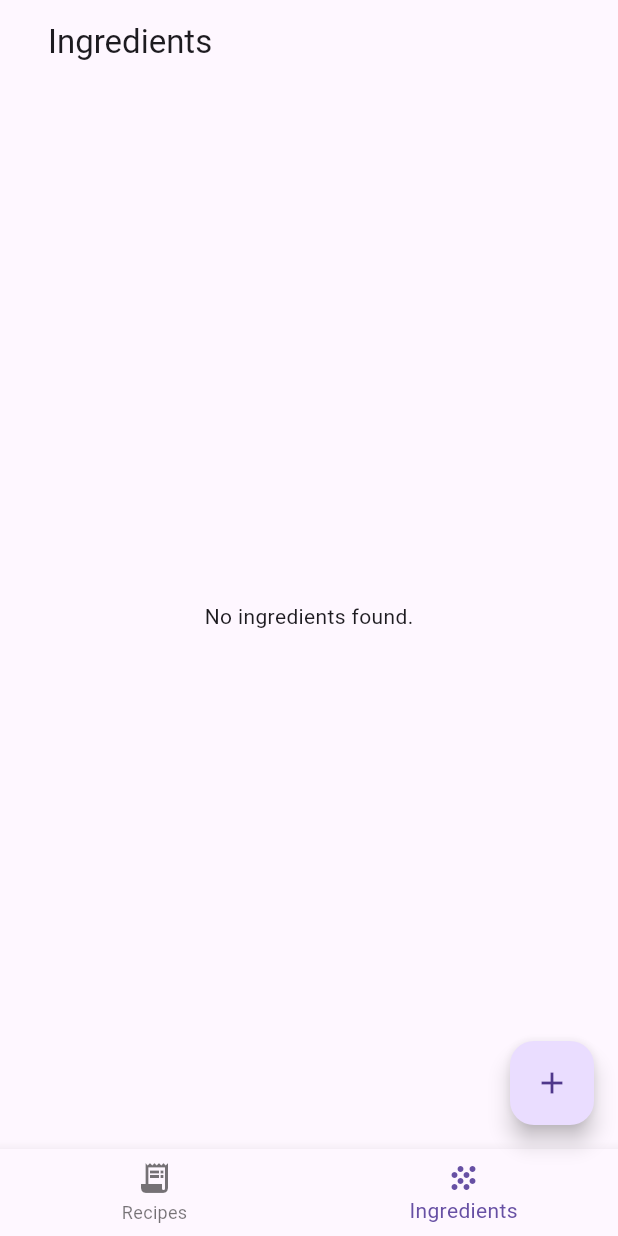
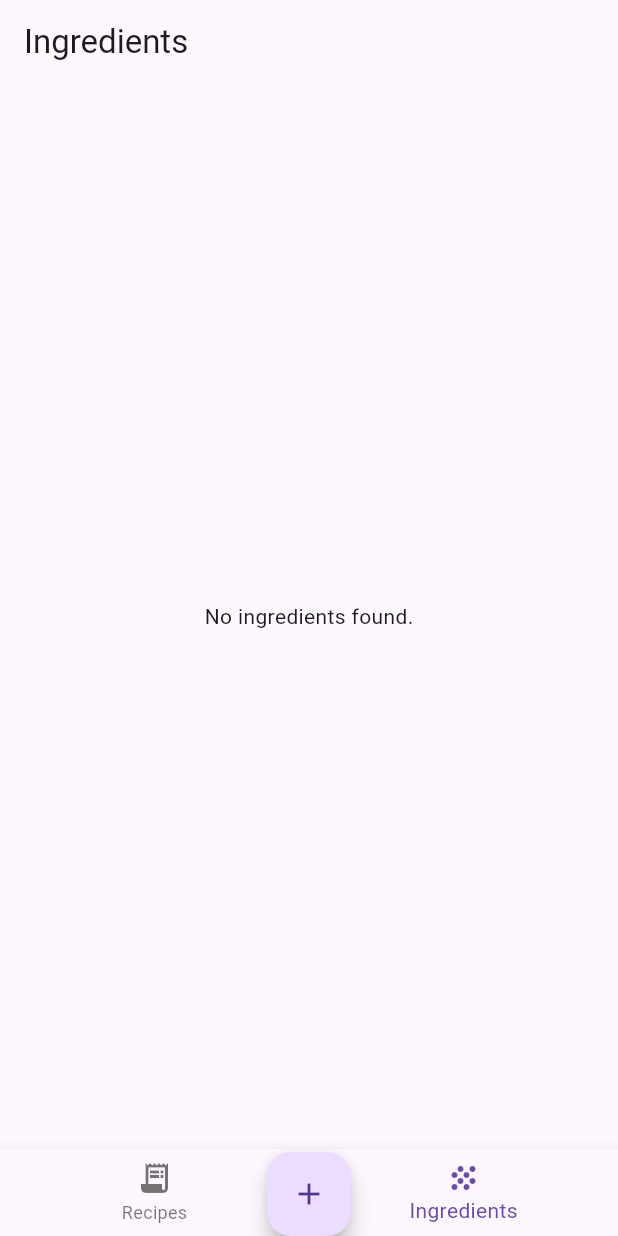
Before and after one commit to nehemiasmunoz/alchemist_arsenal, a Flutter app: the screen it shows after launch, item 2 of the bottom bar chosen, on a phone screen of 412 x 824 dp. Run offline on Flutter 3.47's test engine with Material 3 defaults, Android fonts, the phone set to English and light mode, and no system bars; our stand-ins replace drift, drift_flutter; accounts and stored records are empty; generated files the repository leaves out were written again.

Commit message:
fix: navegacion entre pantallas

```diff
--- a/lib/config/routes/routes_app.dart
+++ b/lib/config/routes/routes_app.dart
@@ -2,10 +2,12 @@ import 'package:alchemist_arsenal/presentation/screens.dart';
 import 'package:flutter/material.dart';
 
 class RoutesApp extends ChangeNotifier {
-  static String initialRoute = routes.keys.first;
-
+  bool _optionsVisibility = false;
+  bool get optionsVisibility => _optionsVisibility;
   int _screenIndex = 0;
   int get screenIndex => _screenIndex;
+  String get screenTitle => items[_screenIndex].label!;
+
   static List<BottomNavigationBarItem> items = [
     BottomNavigationBarItem(icon: Icon(Icons.receipt_long), label: "Recipes"),
     BottomNavigationBarItem(icon: Icon(Icons.grain), label: "Ingredients"),
@@ -13,12 +15,14 @@ class RoutesApp extends ChangeNotifier {
 
   static List<Widget> screens = [RecipesListScreen(), IngredientsListScreen()];
 
-  static final Map<String, Widget Function(BuildContext)> routes = {
-    "home": (ctx) => HomeScreen(),
-  };
+  void changeOptionsVisibility(bool? state) {
+    _optionsVisibility = state ?? !_optionsVisibility;
+    notifyListeners();
+  }
 
   void setScreenIndex(int index) {
     _screenIndex = index;
+    changeOptionsVisibility(false);
     notifyListeners();
   }
 }
--- a/lib/data/daos/recipe_ingredient/recipe_ingredient_dao.dart
+++ b/lib/data/daos/recipe_ingredient/recipe_ingredient_dao.dart
@@ -8,8 +8,4 @@ part 'recipe_ingredient_dao.g.dart';
 class RecipeIngredientDao extends DatabaseAccessor<AppDatabase>
     with _$RecipeIngredientDaoMixin {
   RecipeIngredientDao(super.attachedDatabase);
-
-  Future<List<Ingredient>> getIngredientsFromRecipeId(int id) {
-    return (select(recipeIngredient)..where((i) => i.recipeId == id)).get();
-  }
 }
--- a/lib/main.dart
+++ b/lib/main.dart
@@ -3,6 +3,7 @@ import 'package:alchemist_arsenal/data/daos/daos.dart';
 import 'package:alchemist_arsenal/data/source/sqlite/app_database.dart';
 import 'package:alchemist_arsenal/domain/repository/repositories.dart';
 import 'package:alchemist_arsenal/presentation/ingredient/provider/ingredient_provider.dart';
+import 'package:alchemist_arsenal/presentation/screens.dart';
 import 'package:flutter/material.dart';
 import 'package:provider/provider.dart';
 
@@ -13,10 +14,8 @@ void main() {
   runApp(
     MultiProvider(
       providers: [
+        Provider(create: (_) => IngredientProvider(ingredientRepository)),
         ChangeNotifierProvider(create: (_) => RoutesApp()),
-        ChangeNotifierProvider(
-          create: (_) => IngredientProvider(ingredientRepository),
-        ),
       ],
       child: const MainApp(),
     ),
@@ -28,9 +27,6 @@ class MainApp extends StatelessWidget {
 
   @override
   Widget build(BuildContext context) {
-    return MaterialApp(
-      initialRoute: RoutesApp.initialRoute,
-      routes: RoutesApp.routes,
-    );
+    return MaterialApp(home: HomeScreen());
   }
 }
--- a/lib/presentation/home/home_screen.dart
+++ b/lib/presentation/home/home_screen.dart
@@ -1,5 +1,4 @@
 import 'package:alchemist_arsenal/config/routes/routes_app.dart';
-import 'package:alchemist_arsenal/presentation/screens.dart';
 import 'package:alchemist_arsenal/presentation/widgets/widgets.dart';
 import 'package:flutter/material.dart';
 import 'package:provider/provider.dart';
@@ -11,17 +10,13 @@ class HomeScreen extends StatelessWidget {
   Widget build(BuildContext context) {
     var screenProvider = context.watch<RoutesApp>();
     return Scaffold(
+      appBar: AppBar(title: Text(screenProvider.screenTitle)),
       body: Padding(
         padding: EdgeInsetsGeometry.symmetric(horizontal: 16.0),
         child: RoutesApp.screens[screenProvider.screenIndex],
       ),
-      floatingActionButton: FloatingActionButton(
-        onPressed: () => showAdaptiveDialog(
-          builder: (context) => CreateIngredient(),
-          context: context,
-        ),
-        child: Icon(Icons.add),
-      ),
+      floatingActionButton: CustomFloatingButton(),
+      floatingActionButtonLocation: FloatingActionButtonLocation.centerDocked,
       bottomNavigationBar: CustomBottomNavigationBar(),
     );
   }
--- a/lib/presentation/ingredient/provider/ingredient_provider.dart
+++ b/lib/presentation/ingredient/provider/ingredient_provider.dart
@@ -1,9 +1,8 @@
 import 'package:alchemist_arsenal/data/source/sqlite/app_database.dart';
 import 'package:alchemist_arsenal/domain/repository/repositories.dart';
 import 'package:drift/drift.dart';
-import 'package:flutter/material.dart';
 
-class IngredientProvider extends ChangeNotifier {
+class IngredientProvider {
   final IngredientRepository _ingredientRepo;
   IngredientData? recentDeletedIngredient;
   IngredientProvider(IngredientRepository ingredientRepo)
--- a/lib/presentation/screens.dart
+++ b/lib/presentation/screens.dart
@@ -1,6 +1,5 @@
 export 'package:alchemist_arsenal/presentation/recipe/screens/recipe_list_screen.dart';
 export 'package:alchemist_arsenal/presentation/ingredient/screens/list/ingredients_list_screen.dart';
 export 'package:alchemist_arsenal/presentation/ingredient/screens/forms/ingredient_form.dart';
-export 'package:alchemist_arsenal/presentation/ingredient/screens/forms/edit/edit_ingredient_screen.dart';
-export 'package:alchemist_arsenal/presentation/ingredient/screens/forms/create/create_ingredient.dart';
+export 'package:alchemist_arsenal/presentation/ingredient/screens/forms/create_edit_ingredient_screen.dart';
 export 'package:alchemist_arsenal/presentation/home/home_screen.dart';
--- /dev/null
+++ b/lib/presentation/widgets/custom_floating_button.dart
@@ -0,0 +1,54 @@
+import 'package:alchemist_arsenal/config/routes/routes_app.dart';
+import 'package:alchemist_arsenal/presentation/screens.dart';
+import 'package:flutter/material.dart';
+import 'package:provider/provider.dart';
+
+class CustomFloatingButton extends StatelessWidget {
+  const CustomFloatingButton({super.key});
+
+  @override
+  Widget build(BuildContext context) {
+    var size = MediaQuery.sizeOf(context);
+
+    return Padding(
+      padding: EdgeInsetsGeometry.symmetric(horizontal: 16.0),
+      child: Container(
+        child: Column(
+          mainAxisAlignment: MainAxisAlignment.end,
+          crossAxisAlignment: CrossAxisAlignment.center,
+          // mainAxisSize: MainAxisSize.min,
+          children: [
+            Visibility(
+              visible: context.read<RoutesApp>().optionsVisibility,
+              child: Row(
+                mainAxisAlignment: MainAxisAlignment.spaceBetween,
+                spacing: size.width * .05,
+                children: [
+                  ElevatedButton(onPressed: null, child: Text("New Recipe")),
+                  ElevatedButton(
+                    onPressed: () {
+                      Navigator.push(
+                        context,
+                        MaterialPageRoute(
+                          builder: (ctx) => CreateEditIngredientScreen(),
+                        ),
+                      );
+                      context.read<RoutesApp>().changeOptionsVisibility(false);
+                    },
+                    child: Text("New Ingredient"),
+                  ),
+                ],
+              ),
+            ),
+            SizedBox(height: size.height * .02),
+            FloatingActionButton(
+              onPressed: () =>
+                  context.read<RoutesApp>().changeOptionsVisibility(null),
+              child: Icon(Icons.add),
+            ),
+          ],
+        ),
+      ),
+    );
+  }
+}
--- a/lib/presentation/widgets/widgets.dart
+++ b/lib/presentation/widgets/widgets.dart
@@ -1,3 +1,4 @@
+export 'package:alchemist_arsenal/presentation/widgets/custom_floating_button.dart';
 export 'package:alchemist_arsenal/presentation/widgets/custom_alert_dialog.dart';
 export 'package:alchemist_arsenal/presentation/widgets/custom_bottom_navigation_bar.dart';
 export 'package:alchemist_arsenal/presentation/widgets/custom_text_field.dart';
```
Also changed, not shown: lib/presentation/ingredient/screens/forms/create/create_ingredient.dart (deleted, +0 -15 lines), lib/presentation/ingredient/screens/forms/create_edit_ingredient_screen.dart (added, +25 -0 lines), lib/presentation/ingredient/screens/forms/edit/edit_ingredient_screen.dart (deleted, +0 -20 lines), lib/presentation/ingredient/screens/list/ingredients_list_screen.dart (+32 -19 lines).
